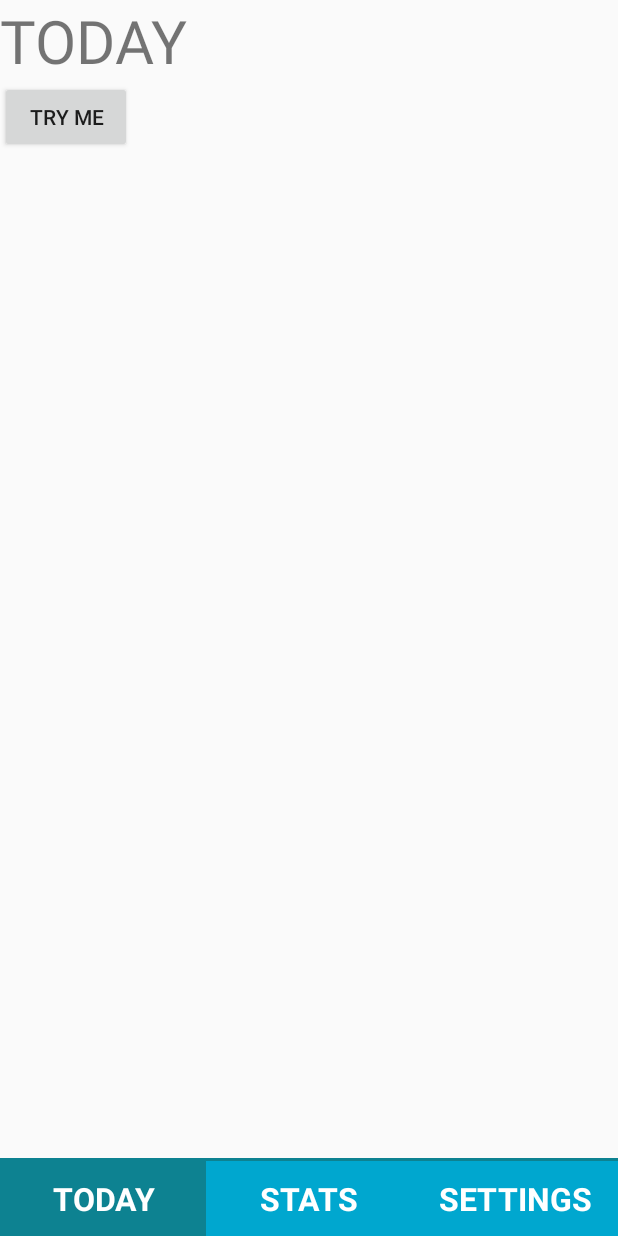
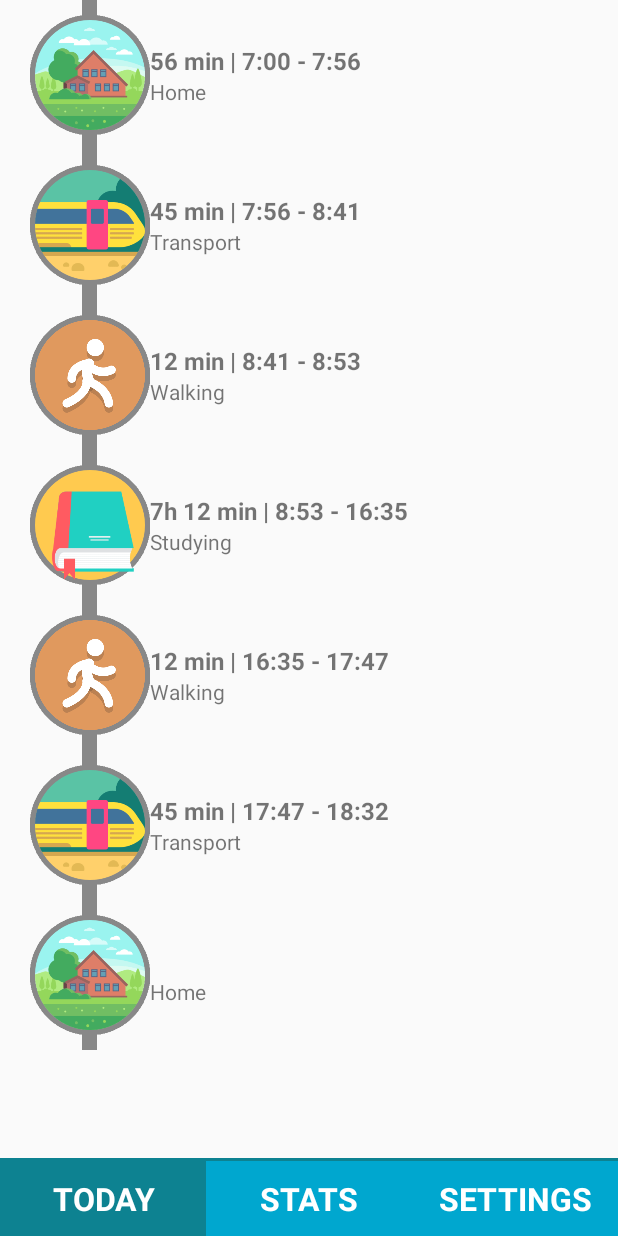
Before and after one commit to olafurorng/Trackify, an Android app: the screen it shows after launch (TodayActivity), on a phone screen of 412 x 824 dp. Run offline under Robolectric (Android 15) with nearby library versions, the phone set to English and light mode, and no system bars.

Commit message:
update today activity

```diff
--- a/app/src/main/java/com/trackify/trackify/TodayActivity.java
+++ b/app/src/main/java/com/trackify/trackify/TodayActivity.java
@@ -5,6 +5,8 @@ import android.content.Intent;
 import android.os.Bundle;
 import android.support.annotation.Nullable;
 import android.view.View;
+
+import com.trackify.trackify.customview.ActivityItem;
 
 public class TodayActivity extends Activity {
 
@@ -26,6 +28,21 @@ public class TodayActivity extends Activity {
                 onTab3Clicked();
             }
         });
+
+        ActivityItem activityItem1 = findViewById(R.id.activity_1);
+        activityItem1.setData(ActivityItem.Type.HOME, "56 min | 7:00 - 7:56");
+        ActivityItem activityItem2 = findViewById(R.id.activity_2);
+        activityItem2.setData(ActivityItem.Type.TRANSPORT, "45 min | 7:56 - 8:41");
+        ActivityItem activityItem3 = findViewById(R.id.activity_3);
+        activityItem3.setData(ActivityItem.Type.WALKING, "12 min | 8:41 - 8:53");
+        ActivityItem activityItem4 = findViewById(R.id.activity_4);
+        activityItem4.setData(ActivityItem.Type.STUDYING, "7h 12 min | 8:53 - 16:35");
+        ActivityItem activityItem5 = findViewById(R.id.activity_5);
+        activityItem5.setData(ActivityItem.Type.WALKING, "12 min | 16:35 - 17:47");
+        ActivityItem activityItem6 = findViewById(R.id.activity_6);
+        activityItem6.setData(ActivityItem.Type.TRANSPORT, "45 min | 17:47 - 18:32");
+        ActivityItem activityItem7 = findViewById(R.id.activity_7);
+        activityItem7.setData(ActivityItem.Type.HOME, "");
     }
 
 
--- /dev/null
+++ b/app/src/main/java/com/trackify/trackify/customview/ActivityItem.java
@@ -0,0 +1,97 @@
+package com.trackify.trackify.customview;
+
+import android.content.Context;
+import android.support.annotation.Nullable;
+import android.util.AttributeSet;
+import android.view.LayoutInflater;
+import android.view.View;
+import android.widget.ImageView;
+import android.widget.LinearLayout;
+import android.widget.RelativeLayout;
+import android.widget.TextView;
+
+import com.trackify.trackify.R;
+
+public class ActivityItem extends RelativeLayout {
+
+    public enum Type {
+        TRANSPORT,
+        BIKING,
+        WALKING,
+        HOME,
+        STUDYING
+    }
+
+    private Context context;
+
+    private ImageView icon;
+    private RelativeLayout iconContainer;
+    private TextView activityTitle;
+    private TextView activityDesciption;
+
+
+    public ActivityItem(Context context) {
+        super(context);
+        init(context);
+    }
+
+    public ActivityItem(Context context, @Nullable AttributeSet attrs) {
+        super(context, attrs);
+        init(context);
+    }
+
+    public ActivityItem(Context context, @Nullable AttributeSet attrs, int defStyleAttr) {
+        super(context, attrs, defStyleAttr);
+        init(context);
+    }
+
+    private void init(Context context) {
+        this.context = context;
+
+        LayoutInflater.from(context).inflate(R.layout.custom_activity_item, this, true);
+
+        this.icon = findViewById(R.id.timeline_icon);
+        this.activityDesciption = findViewById(R.id.activity_description);
+        this.activityTitle = findViewById(R.id.activity_title);
+        this.iconContainer = findViewById(R.id.timeline_icon_container);
+
+    }
+
+
+    public void setData(Type type, String titleText) {
+        this.activityTitle.setText(titleText);
+
+        switch (type) {
+            case HOME:
+                this.icon.setImageDrawable(getResources().getDrawable(R.drawable.home));
+                this.activityDesciption.setText("Home");
+                this.iconContainer.getLayoutParams().height = 200;
+                this.iconContainer.getLayoutParams().width = 200;
+                break;
+            case BIKING:
+                this.icon.setImageDrawable(getResources().getDrawable(R.drawable.bicycle));
+                this.activityDesciption.setText("Biking");
+                this.iconContainer.getLayoutParams().height = 170;
+                this.iconContainer.getLayoutParams().width = 170;
+                break;
+            case WALKING:
+                this.icon.setImageDrawable(getResources().getDrawable(R.drawable.walking));
+                this.activityDesciption.setText("Walking");
+                this.iconContainer.getLayoutParams().height = 170;
+                this.iconContainer.getLayoutParams().width = 170;
+                break;
+            case TRANSPORT:
+                this.icon.setImageDrawable(getResources().getDrawable(R.drawable.train));
+                this.activityDesciption.setText("Transport");
+                this.iconContainer.getLayoutParams().height =  170;
+                this.iconContainer.getLayoutParams().width = 170;
+                break;
+            case STUDYING:
+                this.icon.setImageDrawable(getResources().getDrawable(R.drawable.book));
+                this.activityDesciption.setText("Studying");
+                this.iconContainer.getLayoutParams().height = 200;
+                this.iconContainer.getLayoutParams().width = 200;
+                break;
+        }
+    }
+}
--- a/app/src/main/res/layout/activity_today.xml
+++ b/app/src/main/res/layout/activity_today.xml
@@ -5,25 +5,54 @@
     android:layout_height="match_parent"
     android:orientation="vertical">
 
-    <LinearLayout
+    <ScrollView
         android:layout_width="match_parent"
         android:layout_height="match_parent"
-        android:layout_marginBottom="50dp"
-        android:orientation="vertical">
-        <TextView
-            android:id="@+id/text_1"
-            android:layout_width="wrap_content"
+        android:layout_marginBottom="50dp">
+
+        <LinearLayout
+            android:layout_width="match_parent"
             android:layout_height="wrap_content"
-            android:text="TODAY"
-            android:textSize="40sp" />
+            android:orientation="vertical">
 
-        <Button
-            android:id="@+id/button1"
-            android:layout_width="wrap_content"
-            android:layout_height="wrap_content"
-            android:layout_below="@+id/text_1"
-            android:text="try me"/>
-    </LinearLayout>
+            <com.trackify.trackify.customview.ActivityItem
+                android:id="@+id/activity_1"
+                android:layout_width="match_parent"
+                android:layout_height="wrap_content" />
+
+            <com.trackify.trackify.customview.ActivityItem
+                android:id="@+id/activity_2"
+                android:layout_width="match_parent"
+                android:layout_height="wrap_content" />
+
+            <com.trackify.trackify.customview.ActivityItem
+                android:id="@+id/activity_3"
+                android:layout_width="match_parent"
+                android:layout_height="wrap_content" />
+
+            <com.trackify.trackify.customview.ActivityItem
+                android:id="@+id/activity_4"
+                android:layout_width="match_parent"
+                android:layout_height="wrap_content" />
+
+            <com.trackify.trackify.customview.ActivityItem
+                android:id="@+id/activity_5"
+                android:layout_width="match_parent"
+                android:layout_height="wrap_content" />
+
+            <com.trackify.trackify.customview.ActivityItem
+                android:id="@+id/activity_6"
+                android:layout_width="match_parent"
+                android:layout_height="wrap_content" />
+
+            <com.trackify.trackify.customview.ActivityItem
+                android:id="@+id/activity_7"
+                android:layout_width="match_parent"
+                android:layout_height="wrap_content" />
+
+        </LinearLayout>
+
+    </ScrollView>
 
     <View
         android:layout_width="match_parent"
--- /dev/null
+++ b/app/src/main/res/layout/custom_activity_item.xml
@@ -0,0 +1,78 @@
+<?xml version="1.0" encoding="utf-8"?>
+<RelativeLayout xmlns:android="http://schemas.android.com/apk/res/android"
+    android:orientation="vertical"
+    android:layout_width="match_parent"
+    android:layout_height="100dp">
+
+    <RelativeLayout
+        android:id="@+id/timeline"
+        android:layout_width="80dp"
+        android:layout_height="match_parent"
+        android:layout_marginLeft="20dp">
+
+        <View
+            android:layout_width="10dp"
+            android:layout_height="match_parent"
+            android:background="@color/gray"
+            android:layout_centerInParent="true"/>
+
+        <RelativeLayout
+            android:id="@+id/timeline_icon_container"
+            android:layout_width="60dp"
+            android:layout_height="60dp"
+            android:layout_centerInParent="true">
+
+            <ImageView
+                android:layout_width="match_parent"
+                android:layout_height="match_parent"
+                android:layout_centerInParent="true"
+                android:src="@drawable/activity_icon_background"/>
+
+            <ImageView
+                android:id="@+id/timeline_icon"
+                android:layout_width="match_parent"
+                android:layout_height="match_parent"
+                android:padding="3dp"
+                android:layout_centerInParent="true"
+                android:src="@drawable/train"/>
+        </RelativeLayout>
+
+
+
+
+
+    </RelativeLayout>
+
+
+    <LinearLayout
+        android:layout_width="match_parent"
+        android:layout_height="wrap_content"
+        android:layout_centerVertical="true"
+        android:layout_alignLeft="@+id/timeline"
+        android:paddingLeft="80dp"
+        android:paddingRight="10dp"
+        android:paddingTop="10dp"
+        android:paddingBottom="10dp"
+        android:orientation="vertical">
+
+        <TextView
+            android:id="@+id/activity_title"
+            android:layout_width="wrap_content"
+            android:layout_height="wrap_content"
+            android:textSize="16dp"
+            android:textStyle="bold"
+            android:text="22 min | 9:14 - 9:36 AM"/>
+
+        <TextView
+            android:id="@+id/activity_description"
+            android:layout_width="wrap_content"
+            android:layout_height="wrap_content"
+            android:text="Transport"/>
+
+    </LinearLayout>
+
+
+
+
+
+</RelativeLayout>
--- a/app/src/main/res/values/colors.xml
+++ b/app/src/main/res/values/colors.xml
@@ -6,4 +6,5 @@
     <color name="blue">#00A7CF</color>
     <color name="blue_dark">#0d8291</color>
     <color name="white">#ffffff</color>
+    <color name="gray">#888</color>
 </resources>
```
Also changed, not shown: app/src/main/res/drawable/activity_icon_background.png (added), app/src/main/res/drawable/bicycle.png (added), app/src/main/res/drawable/book.png (added), app/src/main/res/drawable/home.png (added), app/src/main/res/drawable/train.png (added), app/src/main/res/drawable/walking.png (added).
